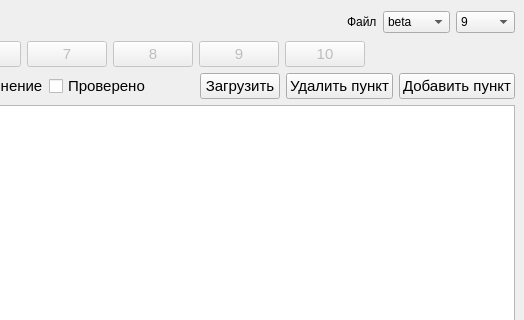
Old version of the form mainwindow.ui in the repository grigvlwork/syntax123; both pictures show x 744 to 1268 and y 0 to 320 of the 1268 by 919 pixel window.
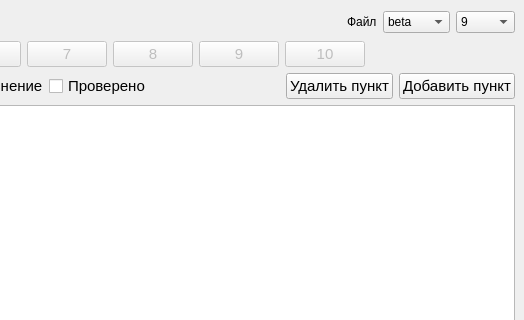
New version of the form. Icons and pictures are not drawn.

Commit message: сделал вставку в тест из буфера

```diff
--- a/mainwindow.ui
+++ b/mainwindow.ui
@@ -657,18 +657,6 @@
                 </property>
                </spacer>
               </item>
-              <item>
-               <widget class="QPushButton" name="pushButton">
-                <property name="font">
-                 <font>
-                  <pointsize>11</pointsize>
-                 </font>
-                </property>
-                <property name="text">
-                 <string>Загрузить</string>
-                </property>
-               </widget>
-              </item>
               <item>
                <widget class="QPushButton" name="del_part_btn">
                 <property name="font">
```
The commit also changes 1 other file.
